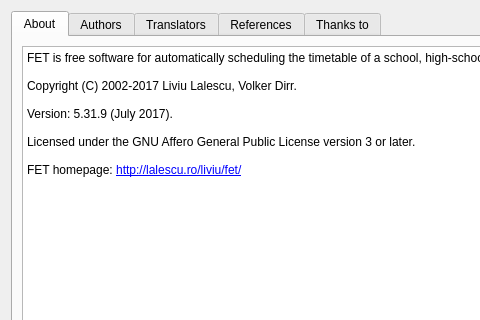
Above: src/interface/helpaboutform_template.ui from karandit/fet before the change; both pictures show x 0 to 480 and y 0 to 320 of the 690 by 430 pixel window. Below: the same form after it.
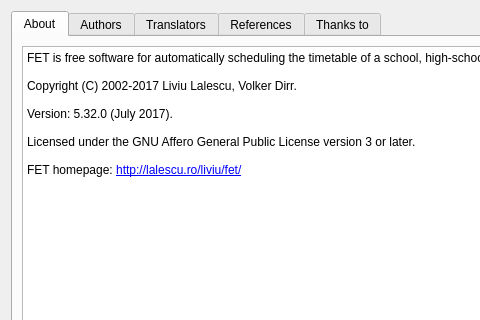
That is the form after the change.

What changed in the file:
```diff
--- a/src/interface/helpaboutform_template.ui
+++ b/src/interface/helpaboutform_template.ui
@@ -53,7 +53,7 @@
 &lt;p style=&quot;-qt-paragraph-type:empty; margin-top:0px; margin-bottom:0px; margin-left:0px; margin-right:0px; -qt-block-indent:0; text-indent:0px; font-family:'Sans Serif'; font-size:9pt;&quot;&gt;&lt;br /&gt;&lt;/p&gt;
 &lt;p style=&quot; margin-top:0px; margin-bottom:0px; margin-left:0px; margin-right:0px; -qt-block-indent:0; text-indent:0px;&quot;&gt;&lt;span style=&quot; font-family:'Sans Serif'; font-size:9pt;&quot;&gt;Copyright (C) 2002-2017 Liviu Lalescu, Volker Dirr.&lt;/span&gt;&lt;/p&gt;
 &lt;p style=&quot;-qt-paragraph-type:empty; margin-top:0px; margin-bottom:0px; margin-left:0px; margin-right:0px; -qt-block-indent:0; text-indent:0px; font-family:'Sans Serif'; font-size:9pt;&quot;&gt;&lt;br /&gt;&lt;/p&gt;
-&lt;p style=&quot; margin-top:0px; margin-bottom:0px; margin-left:0px; margin-right:0px; -qt-block-indent:0; text-indent:0px;&quot;&gt;&lt;span style=&quot; font-family:'Sans Serif'; font-size:9pt;&quot;&gt;Version: 5.31.9 (July 2017).&lt;/span&gt;&lt;/p&gt;
+&lt;p style=&quot; margin-top:0px; margin-bottom:0px; margin-left:0px; margin-right:0px; -qt-block-indent:0; text-indent:0px;&quot;&gt;&lt;span style=&quot; font-family:'Sans Serif'; font-size:9pt;&quot;&gt;Version: 5.32.0 (July 2017).&lt;/span&gt;&lt;/p&gt;
 &lt;p style=&quot;-qt-paragraph-type:empty; margin-top:0px; margin-bottom:0px; margin-left:0px; margin-right:0px; -qt-block-indent:0; text-indent:0px; font-family:'Sans Serif'; font-size:9pt;&quot;&gt;&lt;br /&gt;&lt;/p&gt;
 &lt;p style=&quot; margin-top:0px; margin-bottom:0px; margin-left:0px; margin-right:0px; -qt-block-indent:0; text-indent:0px;&quot;&gt;&lt;span style=&quot; font-family:'Sans Serif'; font-size:9pt;&quot;&gt;Licensed under the GNU Affero General Public License version 3 or later.&lt;/span&gt;&lt;/p&gt;
 &lt;p style=&quot;-qt-paragraph-type:empty; margin-top:0px; margin-bottom:0px; margin-left:0px; margin-right:0px; -qt-block-indent:0; text-indent:0px; font-family:'Sans Serif'; font-size:9pt;&quot;&gt;&lt;br /&gt;&lt;/p&gt;
```
